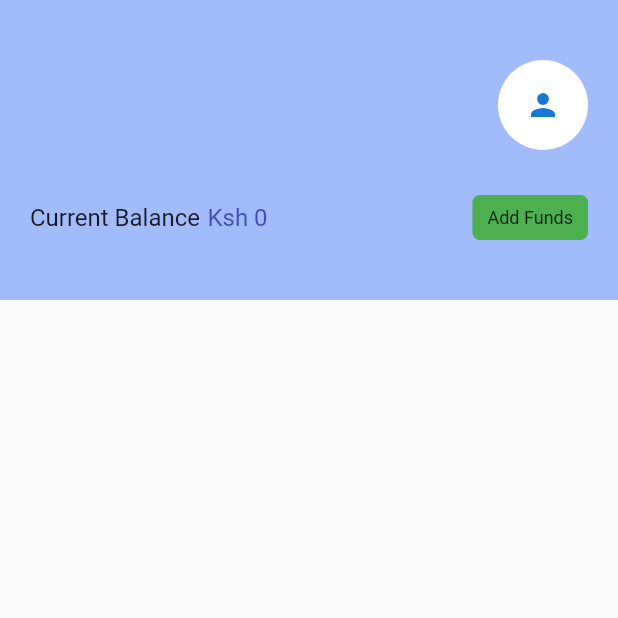
After one commit to ekbaya/my-doctor, a Flutter app: the HomeScreen screen opened by its route, in the side drawer, after a tap on "Visist Profile", on a phone screen of 412 x 824 dp, the top half of it. The commit adds this screen. Run offline on Flutter 3.47's test engine with Material 2 defaults, Android fonts, the phone set to English and light mode, and no system bars; our stand-ins replace firebase_auth, firebase_core, firebase_database, flutter_svg, fluttertoast, google_fonts and 1 more; accounts and stored records are empty.

Commit message:
Implementing Profile

```diff
--- a/lib/screens/home_screen.dart
+++ b/lib/screens/home_screen.dart
@@ -10,6 +10,7 @@ import 'package:my_doctor/main.dart';
 import 'package:my_doctor/models/Account.dart';
 import 'package:my_doctor/models/User.dart';
 import 'package:my_doctor/screens/consultation_history.dart';
+import 'package:my_doctor/screens/profile_page.dart';
 import 'package:my_doctor/utils/AlerDialog.dart';
 
 class HomeScreen extends StatefulWidget {
@@ -138,12 +139,20 @@ class _HomeScreenState extends State<HomeScreen> {
                   ),
                 ),
               ),
-              ListTile(
-                leading: Icon(Icons.person),
-                title: Text(
-                  "Visist Profile",
-                  style: TextStyle(
-                    fontSize: 15.0,
+              GestureDetector(
+                onTap: (){
+                   Navigator.push(
+                    context,
+                    MaterialPageRoute(builder: (context) => ProfilePage()),
+                  );
+                },
+                child: ListTile(
+                  leading: Icon(Icons.person),
+                  title: Text(
+                    "Visist Profile",
+                    style: TextStyle(
+                      fontSize: 15.0,
+                    ),
                   ),
                 ),
               ),
--- /dev/null
+++ b/lib/screens/profile_page.dart
@@ -0,0 +1,136 @@
+import 'package:firebase_database/firebase_database.dart';
+import 'package:flutter/material.dart';
+import 'package:my_doctor/main.dart';
+import 'package:my_doctor/models/Account.dart';
+import 'package:my_doctor/models/User.dart';
+
+import '../constant.dart';
+
+class ProfilePage extends StatefulWidget {
+  @override
+  _ProfilePageState createState() => _ProfilePageState();
+}
+
+class _ProfilePageState extends State<ProfilePage> {
+  GlobalKey<ScaffoldState> scaffoldKey = new GlobalKey<ScaffoldState>();
+  String balance = "0";
+  Account userAccount;
+  User user;
+
+  @override
+  void initState() {
+    loadUserAccount();
+    fetchUserProfile();
+    super.initState();
+  }
+
+  void loadUserAccount() async {
+    accountRef
+        .child(firebaseAuth.currentUser.uid)
+        .once()
+        .then((DataSnapshot dataSnapshot) {
+      if (dataSnapshot.value != null) {
+        setState(() {
+          userAccount = new Account.fromSnapshot(dataSnapshot);
+          balance = userAccount.amount;
+        });
+      } else {}
+    });
+  }
+
+  void fetchUserProfile() async {
+    userRef
+        .child(firebaseAuth.currentUser.uid)
+        .once()
+        .then((DataSnapshot dataSnapshot) {
+      if (dataSnapshot.value != null) {
+        setState(() {
+          user = new User.fromSnapshot(dataSnapshot);
+        });
+      } else {}
+    });
+  }
+
+  @override
+  Widget build(BuildContext context) {
+    return Scaffold(
+      body: Column(
+        children: [
+          Container(
+            width: MediaQuery.of(context).size.width,
+            height: 200,
+            padding: EdgeInsets.symmetric(horizontal: 20),
+            color: kBlueColor.withOpacity(0.5),
+            child: Column(
+              children: [
+                SizedBox(
+                  height: 40,
+                ),
+                Row(
+                  mainAxisAlignment: MainAxisAlignment.spaceBetween,
+                  children: [
+                    Column(
+                      crossAxisAlignment: CrossAxisAlignment.start,
+                      children: [
+                        Text(
+                          user != null ? user.name : "Profile name",
+                          style: TextStyle(fontSize: 20),
+                        ),
+                        Text(
+                          user != null ? user.email : "Email address",
+                          style: TextStyle(fontSize: 18),
+                        ),
+                      ],
+                    ),
+                    CircleAvatar(
+                      radius: 30,
+                      backgroundColor: Colors.white,
+                      child: Icon(Icons.person),
+                    )
+                  ],
+                ),
+                SizedBox(
+                  height: 30,
+                ),
+                Row(
+                  mainAxisAlignment: MainAxisAlignment.spaceBetween,
+                  children: [
+                    Row(
+                      children: [
+                        Text(
+                          "Current Balance",
+                          style: TextStyle(fontSize: 16),
+                        ),
+                        SizedBox(
+                          width: 5,
+                        ),
+                        Text(
+                          "Ksh $balance",
+                          style: TextStyle(fontSize: 16, color: Colors.indigo),
+                        )
+                      ],
+                    ),
+                    Container(
+                      height: 30,
+                      decoration: BoxDecoration(
+                          color: Colors.green,
+                          borderRadius: BorderRadius.circular(5)),
+                      child: Padding(
+                        padding: const EdgeInsets.symmetric(horizontal: 10),
+                        child: Center(
+                            child: Text(
+                          "Add Funds",
+                          style: TextStyle(fontSize: 12),
+                        )),
+                      ),
+                    ),
+                  ],
+                ),
+              ],
+            ),
+          )
+        ],
+      ),
+    );
+  }
+}
```
